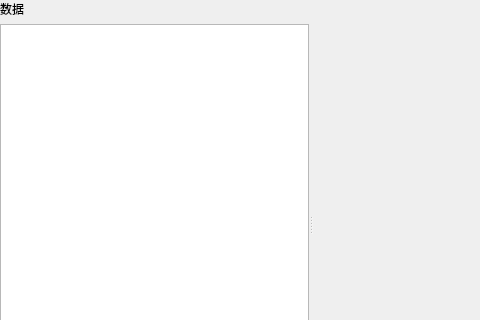
Qt form GPlotWidget.ui (czyt1988/tmp_exchange) before a commit; both pictures show x 0 to 480 and y 0 to 320 of the 797 by 448 pixel window.
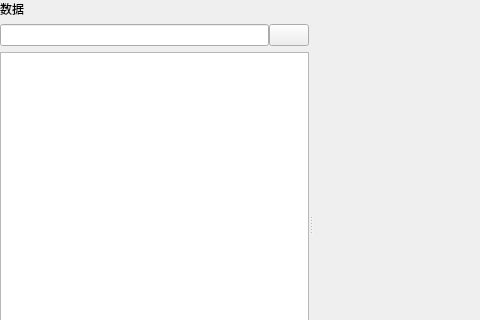
The same form after that commit. Custom widgets are drawn as their Qt base class.

Diff of the .ui file:
```diff
--- a/GPlotWidget.ui
+++ b/GPlotWidget.ui
@@ -46,6 +46,23 @@
          </property>
         </widget>
        </item>
+       <item>
+        <layout class="QHBoxLayout" name="horizontalLayout">
+         <property name="spacing">
+          <number>0</number>
+         </property>
+         <item>
+          <widget class="QLineEdit" name="lineEditSearch"/>
+         </item>
+         <item>
+          <widget class="QPushButton" name="pushButtonSearch">
+           <property name="text">
+            <string/>
+           </property>
+          </widget>
+         </item>
+        </layout>
+       </item>
        <item>
         <widget class="QTreeView" name="treeView">
          <property name="editTriggers">
```
